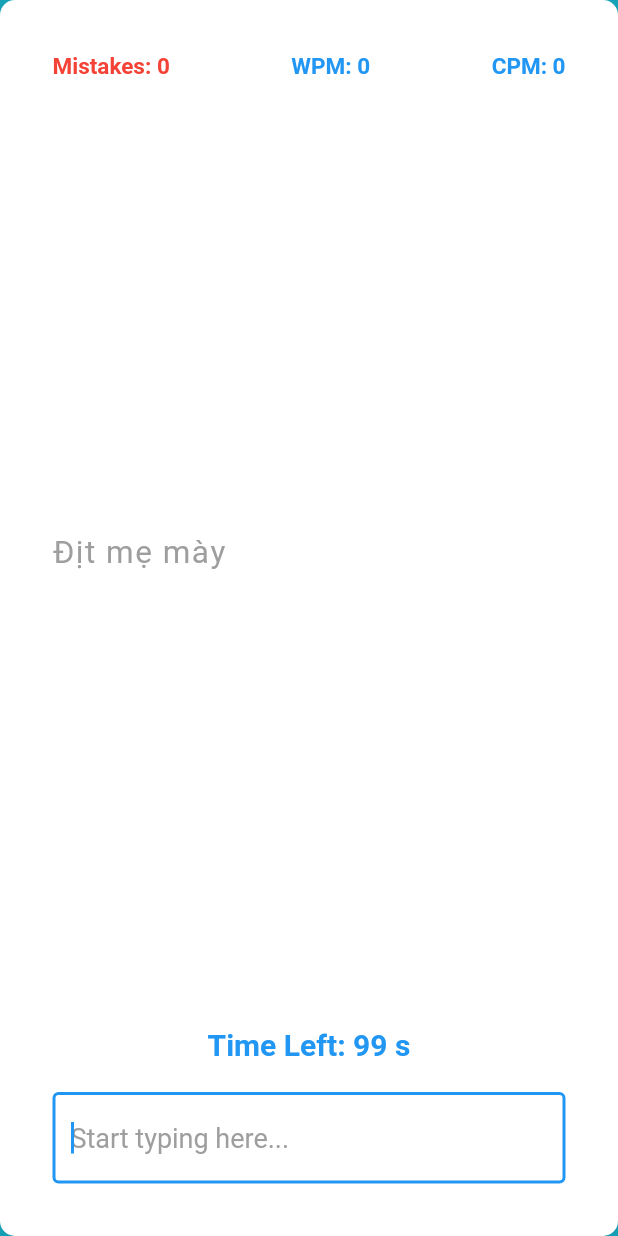
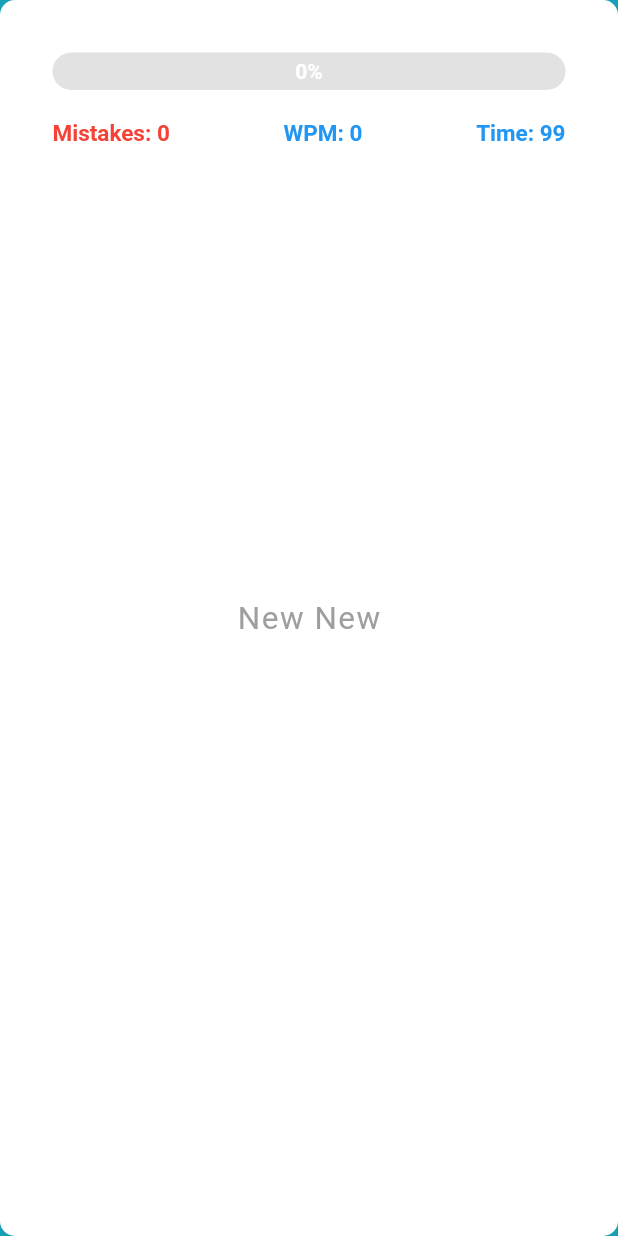
Before and after one commit to Nhat-An-GitOrganization/typing_contest_mobile, a Flutter app: the TypingSpeedTestGame screen opened directly, on a phone screen of 412 x 824 dp. Run offline on Flutter 3.47's test engine with Material 2 defaults, Android fonts, the phone set to English and light mode, and no system bars; our stand-ins replace awesome_dialog, curved_navigation_bar, firebase_auth, firebase_core, flutter_svg, font_awesome_flutter and 3 more; accounts and stored records are empty.

Commit message:
modified typing

```diff
--- a/lib/component/contest/contest_card.dart
+++ b/lib/component/contest/contest_card.dart
@@ -68,7 +68,7 @@ class ContestCard extends StatelessWidget {
             bottom: 0,
             left: 0,
             child: SizedBox(
-              height: 136,
+              height: size.height - 150,
               width: size.width - 150,
               child: Column(
                 crossAxisAlignment: CrossAxisAlignment.start,
--- a/lib/component/typing/typing.dart
+++ b/lib/component/typing/typing.dart
@@ -18,7 +18,6 @@ class _TypingSpeedTestGameState extends State<TypingSpeedTestGame> {
   int timeLeft = maxTime;
   int mistakes = 0;
   int wpm = 0;
-  int cpm = 0;
   String typedText = '';
   List<Color?> correctCharacters = List.filled(paragraphs[0].length, null);
   late Timer timer;
@@ -54,7 +53,6 @@ class _TypingSpeedTestGameState extends State<TypingSpeedTestGame> {
       timeLeft = maxTime;
       mistakes = 0;
       wpm = 0;
-      cpm = 0;
       typedText = '';
       startTimer();
       _resetTextField();
@@ -62,12 +60,23 @@ class _TypingSpeedTestGameState extends State<TypingSpeedTestGame> {
   }
 
   void calculateStats() {
-    int totalChars = typedText.length;
     int totalWords = typedText.trim().split(' ').length;
     int elapsedTime = maxTime - timeLeft;
 
     wpm = ((totalWords / elapsedTime) * 60).round();
-    cpm = ((totalChars / elapsedTime) * 60).round();
+  }
+
+  double calculateAccuracy() {
+    int correctCharactersCount = 0;
+
+    for (int i = 0; i < typedText.length; i++) {
+      if (i < paragraphs[0].length && typedText[i] == paragraphs[0][i]) {
+        correctCharactersCount++;
+      }
+    }
+
+    double accuracy = (correctCharactersCount / typedText.length) * 100;
+    return accuracy;
   }
 
   void handleInput(String input) {
@@ -108,13 +117,14 @@ class _TypingSpeedTestGameState extends State<TypingSpeedTestGame> {
 
   void _showResultDialog() {
     int totalTime = maxTime - timeLeft;
+    double accuracy = calculateAccuracy();
     AwesomeDialog(
       context: context,
       dialogType: DialogType.success,
       animType: AnimType.scale,
       title: 'Finished',
       desc:
-          'Full time: $totalTime s / $maxTime s \n Mistakes: $mistakes \n WPM: $wpm \n CPM: $cpm \n',
+          'WPM: $wpm \n Mistakes: $mistakes  \n Accuracy: ${accuracy.toStringAsFixed(2)}% \n Full time: $totalTime s / $maxTime s',
       btnOkOnPress: () {
         // resetGame();
         Navigator.pushReplacement(
@@ -134,11 +144,14 @@ class _TypingSpeedTestGameState extends State<TypingSpeedTestGame> {
 
   @override
   Widget build(BuildContext context) {
+    Size size = MediaQuery.of(context).size;
+    double progressPercentage = (typedText.length / paragraphs[0].length) * 100;
+    double backgroundOpacity = 0.3;
     return SafeArea(
       child: Scaffold(
         backgroundColor: const Color(0xFF17A2B8),
         body: Container(
-          width: 770,
+          height: size.height,
           padding: const EdgeInsets.all(35),
           decoration: BoxDecoration(
             color: Colors.white,
@@ -154,6 +167,39 @@ class _TypingSpeedTestGameState extends State<TypingSpeedTestGame> {
           child: Column(
             mainAxisSize: MainAxisSize.max,
             children: [
+              Stack(
+                children: [
+                  Container(
+                    height: 25,
+                    decoration: BoxDecoration(
+                      color: Colors.grey.withOpacity(backgroundOpacity),
+                      borderRadius: BorderRadius.circular(20),
+                    ),
+                  ),
+                  LinearProgressIndicator(
+                    value: progressPercentage / 100,
+                    backgroundColor: Colors.transparent,
+                    valueColor: AlwaysStoppedAnimation<Color>(Colors.green),
+                    minHeight: 25,
+                    borderRadius: BorderRadius.circular(20),
+                  ),
+                  Positioned.fill(
+                    child: Align(
+                      alignment: Alignment.center,
+                      child: Text(
+                        '${progressPercentage.toStringAsFixed(0)}%',
+                        style: const TextStyle(
+                          color: Colors.white,
+                          fontWeight: FontWeight.bold,
+                        ),
+                      ),
+                    ),
+                  ),
+                ],
+              ),
+              const SizedBox(
+                height: 20,
+              ),
               Row(
                 mainAxisAlignment: MainAxisAlignment.spaceBetween,
                 children: [
@@ -174,7 +220,7 @@ class _TypingSpeedTestGameState extends State<TypingSpeedTestGame> {
                     ),
                   ),
                   Text(
-                    'CPM: $cpm',
+                    'Time: $timeLeft',
                     style: const TextStyle(
                       color: Colors.blue,
                       fontSize: 15,
@@ -184,9 +230,15 @@ class _TypingSpeedTestGameState extends State<TypingSpeedTestGame> {
                 ],
               ),
               Expanded(
+                child: InkWell(
+                  onTap: () {
+                    // Xử lý sự kiện nhấp vào ở đây
+                    if (!inputNode.hasFocus) {
+                      FocusScope.of(context).requestFocus(inputNode);
+                    }
+                  },
                   child: Center(
-                  child: SizedBox(
-                    width: double.infinity,
+                    child: SingleChildScrollView(
                       child: RichText(
                         text: TextSpan(
                           children: [
@@ -208,20 +260,10 @@ class _TypingSpeedTestGameState extends State<TypingSpeedTestGame> {
                     ),
                   ),
                 ),
-              Row(
-                mainAxisAlignment: MainAxisAlignment.center,
-                children: [
-                  Text(
-                    'Time Left: $timeLeft s',
-                    style: const TextStyle(
-                        fontSize: 20,
-                        fontWeight: FontWeight.bold,
-                        color: Colors.blue),
               ),
-                ],
-              ),
-              const SizedBox(height: 20),
-              TextField(
+              Opacity(
+                opacity: 0.0,
+                child: TextField(
                   controller: textEditingController,
                   onChanged: handleInput,
                   enabled: timeLeft > 0,
@@ -234,6 +276,7 @@ class _TypingSpeedTestGameState extends State<TypingSpeedTestGame> {
                     hintStyle: TextStyle(color: Colors.grey),
                   ),
                 ),
+              ),
             ],
           ),
         ),
@@ -243,5 +286,5 @@ class _TypingSpeedTestGameState extends State<TypingSpeedTestGame> {
 }
 
 final List<String> paragraphs = [
-  'Địt mẹ mày',
+  'New New',
 ];
```
Also changed, not shown: lib/theme_text.dart (added, +67 -0 lines), 1 other file. Lines whose indentation alone changed are shown as unchanged.
